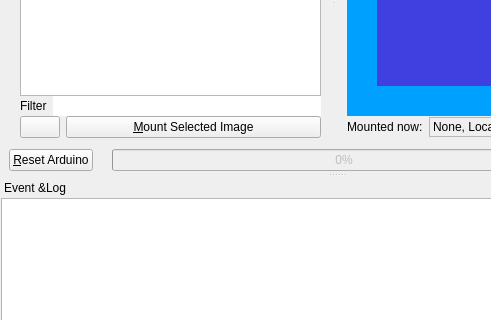
First picture: the form in mainwindow.ui, repository Larswad/uno2iec, before the edit; both pictures show x 0 to 491 and y 195 to 515 of the 673 by 609 pixel window.
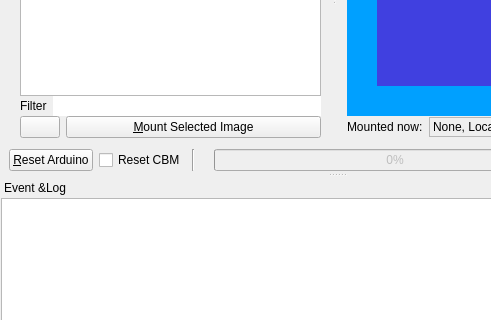
Second picture: the form after the edit. Icons and pictures are not drawn. Custom widgets are drawn as their Qt base class.

Commit message:
Control CBM reset option from host
Instead of hard-coding the CBM reset option as a compile-time option
(for the Arduino sketch), expose it as a UI option and pass it to the
Arduino as an initialization option, along with the pin configuration.

For older C64 models where the IEC reset pin is directly connected to
the system reset, this is a convenient way to reset the target from the
UI, while still allowing the option to reset just the Arduino if needed.

Patch:
```diff
--- a/mainwindow.ui
+++ b/mainwindow.ui
@@ -354,6 +354,20 @@
         </property>
        </widget>
       </item>
+      <item>
+       <widget class="QCheckBox" name="resetCBM">
+        <property name="text">
+         <string>Reset CBM</string>
+        </property>
+       </widget>
+      </item>
+      <item>
+       <widget class="Line" name="line">
+        <property name="orientation">
+         <enum>Qt::Vertical</enum>
+        </property>
+       </widget>
+      </item>
       <item>
        <widget class="QLabel" name="progressInfoText">
         <property name="enabled">
```
The commit also changes 6 other files.
